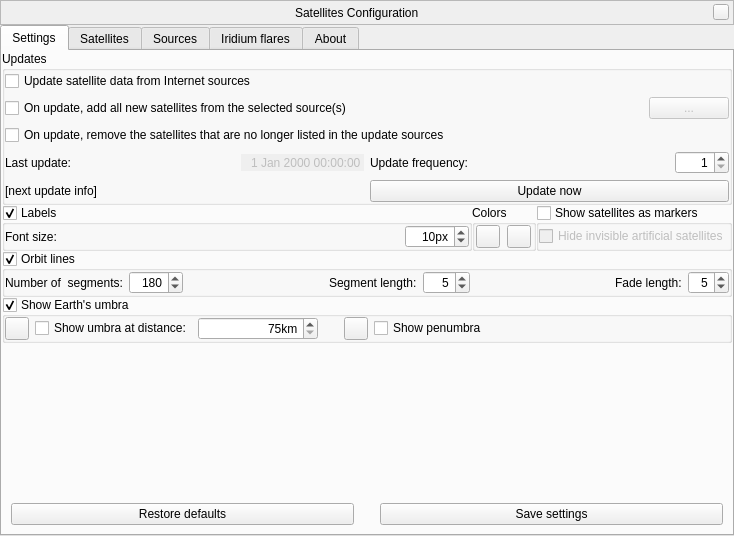
Above: plugins/Satellites/src/gui/satellitesDialog.ui from Stellarium/stellarium before the change. Below: the same form after it.
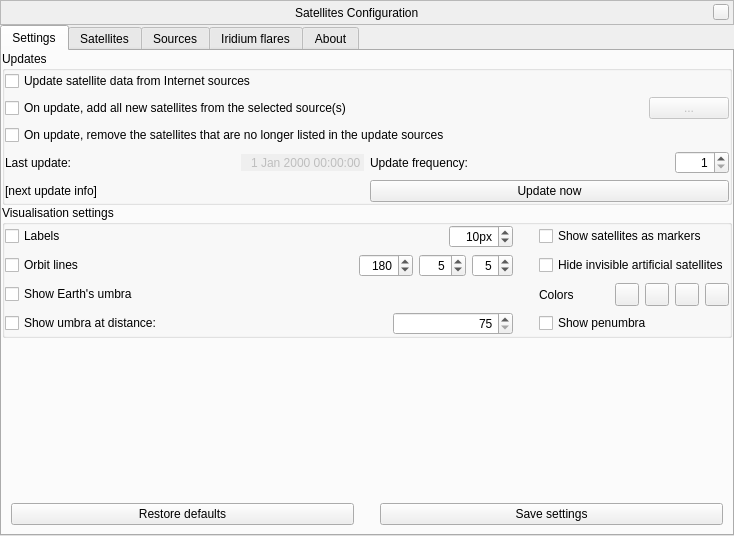
That is the form after the change. Icons and pictures are not drawn. Custom widgets are drawn as their Qt base class.

Diff of the .ui file:
```diff
--- a/plugins/Satellites/src/gui/satellitesDialog.ui
+++ b/plugins/Satellites/src/gui/satellitesDialog.ui
@@ -339,35 +339,46 @@
         </widget>
        </item>
        <item>
-        <layout class="QHBoxLayout" name="horizontalLayout_9">
-         <property name="spacing">
-          <number>0</number>
+        <widget class="QGroupBox" name="visualisationBox">
+         <property name="title">
+          <string>Visualisation settings</string>
          </property>
-         <item>
-          <widget class="QGroupBox" name="labelsGroup">
-           <property name="title">
-            <string>Labels</string>
-           </property>
-           <property name="flat">
-            <bool>true</bool>
-           </property>
-           <property name="checkable">
-            <bool>true</bool>
-           </property>
-           <layout class="QGridLayout" name="gridLayout_2">
-            <property name="leftMargin">
-             <number>0</number>
-            </property>
-            <property name="topMargin">
-             <number>0</number>
-            </property>
-            <property name="rightMargin">
-             <number>0</number>
-            </property>
-            <property name="bottomMargin">
-             <number>0</number>
-            </property>
-            <item row="1" column="2">
+         <layout class="QGridLayout" name="gridLayout_9">
+          <property name="leftMargin">
+           <number>0</number>
+          </property>
+          <property name="topMargin">
+           <number>0</number>
+          </property>
+          <property name="rightMargin">
+           <number>0</number>
+          </property>
+          <property name="bottomMargin">
+           <number>0</number>
+          </property>
+          <item row="0" column="0">
+           <layout class="QHBoxLayout" name="horizontalLayout_13">
+            <item>
+             <widget class="QCheckBox" name="labelsCheckBox">
+              <property name="text">
+               <string>Labels</string>
+              </property>
+             </widget>
+            </item>
+            <item>
+             <spacer name="horizontalSpacer_11">
+              <property name="orientation">
+               <enum>Qt::Horizontal</enum>
+              </property>
+              <property name="sizeHint" stdset="0">
+               <size>
+                <width>40</width>
+                <height>20</height>
+               </size>
+              </property>
+             </spacer>
+            </item>
+            <item>
              <widget class="QSpinBox" name="fontSizeSpinBox">
               <property name="sizePolicy">
                <sizepolicy hsizetype="Minimum" vsizetype="Fixed">
@@ -392,51 +403,18 @@
               </property>
              </widget>
             </item>
-            <item row="1" column="0">
-             <widget class="QLabel" name="label_10">
+           </layout>
+          </item>
+          <item row="2" column="2">
+           <layout class="QHBoxLayout" name="horizontalLayout_18">
+            <item>
+             <widget class="QLabel" name="label_2">
               <property name="text">
-               <string>Font size:</string>
-              </property>
-              <property name="buddy">
-               <cstring>fontSizeSpinBox</cstring>
+               <string>Colors</string>
               </property>
              </widget>
             </item>
-            <item row="1" column="1">
-             <spacer name="horizontalSpacer_3">
-              <property name="orientation">
-               <enum>Qt::Horizontal</enum>
-              </property>
-              <property name="sizeHint" stdset="0">
-               <size>
-                <width>40</width>
-                <height>20</height>
-               </size>
-              </property>
-             </spacer>
-            </item>
-           </layout>
-          </widget>
-         </item>
-         <item>
-          <widget class="QGroupBox" name="colorsGroup">
-           <property name="title">
-            <string>Colors</string>
-           </property>
-           <layout class="QGridLayout" name="gridLayout_6">
-            <property name="leftMargin">
-             <number>0</number>
-            </property>
-            <property name="topMargin">
-             <number>0</number>
-            </property>
-            <property name="rightMargin">
-             <number>0</number>
-            </property>
-            <property name="bottomMargin">
-             <number>0</number>
-            </property>
-            <item row="0" column="0">
+            <item>
              <widget class="QToolButton" name="invisibleColorButton">
               <property name="toolTip">
                <string>Color of markers, labels and orbits for invisible satellites</string>
@@ -446,7 +424,7 @@
               </property>
              </widget>
             </item>
-            <item row="0" column="1">
+            <item>
              <widget class="QToolButton" name="transitColorButton">
               <property name="toolTip">
                <string>Color of markers for satellites in transit through the Sun or the Moon</string>
@@ -456,72 +434,52 @@
               </property>
              </widget>
             </item>
+            <item>
+             <widget class="QToolButton" name="umbraColor">
+              <property name="toolTip">
+               <string>The color of Earth's umbra circle</string>
+              </property>
+             </widget>
+            </item>
+            <item>
+             <widget class="QToolButton" name="penumbraColor">
+              <property name="toolTip">
+               <string>The color of Earth's penumbra circle</string>
+              </property>
+             </widget>
+            </item>
            </layout>
-          </widget>
-         </item>
-         <item>
-          <widget class="QGroupBox" name="iconicGroup">
-           <property name="title">
-            <string>Show satellites as markers</string>
-           </property>
-           <property name="checkable">
-            <bool>true</bool>
-           </property>
-           <property name="checked">
-            <bool>false</bool>
-           </property>
-           <layout class="QGridLayout" name="gridLayout_4">
-            <property name="leftMargin">
-             <number>0</number>
+          </item>
+          <item row="0" column="2">
+           <widget class="QCheckBox" name="iconicCheckBox">
+            <property name="text">
+             <string>Show satellites as markers</string>
             </property>
-            <property name="topMargin">
-             <number>0</number>
-            </property>
-            <property name="rightMargin">
-             <number>0</number>
-            </property>
-            <property name="bottomMargin">
-             <number>0</number>
-            </property>
-            <item row="0" column="0">
-             <widget class="QCheckBox" name="hideInvisibleSatellites">
+           </widget>
+          </item>
+          <item row="1" column="0">
+           <layout class="QHBoxLayout" name="horizontalLayout_16">
+            <item>
+             <widget class="QCheckBox" name="orbitLinesCheckBox">
               <property name="text">
-               <string>Hide invisible artificial satellites</string>
+               <string>Orbit lines</string>
               </property>
              </widget>
             </item>
-           </layout>
-          </widget>
-         </item>
-        </layout>
-       </item>
-       <item>
-        <layout class="QHBoxLayout" name="horizontalLayout_14">
-         <item>
-          <widget class="QGroupBox" name="orbitLinesGroup">
-           <property name="title">
-            <string>Orbit lines</string>
-           </property>
-           <property name="flat">
-            <bool>true</bool>
-           </property>
-           <property name="checkable">
-            <bool>true</bool>
-           </property>
-           <layout class="QGridLayout" name="gridLayout_3">
-            <property name="leftMargin">
-             <number>0</number>
-            </property>
-            <property name="topMargin">
-             <number>0</number>
-            </property>
-            <property name="rightMargin">
-             <number>0</number>
-            </property>
-            <property name="bottomMargin">
-             <number>0</number>
-            </property>
-            <item row="0" column="1">
+            <item>
+             <spacer name="horizontalSpacer_13">
+              <property name="orientation">
+               <enum>Qt::Horizontal</enum>
+              </property>
+              <property name="sizeHint" stdset="0">
+               <size>
+                <width>40</width>
+                <height>20</height>
+               </size>
+              </property>
+             </spacer>
+            </item>
+            <item>
              <widget class="QSpinBox" name="orbitSegmentsSpin">
               <property name="toolTip">
                <string>Number of segments used to draw the line</string>
@@ -540,20 +498,7 @@
               </property>
              </widget>
             </item>
-            <item row="0" column="0">
-             <widget class="QLabel" name="label_5">
-              <property name="toolTip">
-               <string>Number of segments used to draw the line</string>
-              </property>
-              <property name="text">
-               <string>Number of  segments:</string>
-              </property>
-              <property name="buddy">
-               <cstring>orbitSegmentsSpin</cstring>
-              </property>
-             </widget>
-            </item>
-            <item row="0" column="4">
+            <item>
              <widget class="QSpinBox" name="orbitDurationSpin">
               <property name="toolTip">
                <string>Duration of a single segment in seconds</string>
@@ -572,59 +517,7 @@
               </property>
              </widget>
             </item>
-            <item row="0" column="3">
-             <widget class="QLabel" name="labelSegmentLength">
-              <property name="toolTip">
-               <string>Duration of a single segment</string>
-              </property>
-              <property name="text">
-               <string>Segment length:</string>
-              </property>
-              <property name="buddy">
-               <cstring>orbitDurationSpin</cstring>
-              </property>
-             </widget>
-            </item>
-            <item row="0" column="6">
-             <widget class="QLabel" name="label_6">
-              <property name="toolTip">
-               <string>Number of segments used to draw each end of the line</string>
-              </property>
-              <property name="text">
-               <string>Fade length:</string>
-              </property>
-              <property name="buddy">
-               <cstring>orbitFadeSpin</cstring>
-              </property>
-             </widget>
-            </item>
-            <item row="0" column="2">
-             <spacer name="horizontalSpacer_4">
-              <property name="orientation">
-               <enum>Qt::Horizontal</enum>
-              </property>
-              <property name="sizeHint" stdset="0">
-               <size>
-                <width>40</width>
-                <height>20</height>
-               </size>
-              </property>
-             </spacer>
-            </item>
-            <item row="0" column="5">
-             <spacer name="horizontalSpacer_5">
-              <property name="orientation">
-               <enum>Qt::Horizontal</enum>
-              </property>
-              <property name="sizeHint" stdset="0">
-               <size>
-                <width>40</width>
-                <height>20</height>
-               </size>
-              </property>
-             </spacer>
-            </item>
-            <item row="0" column="7">
+            <item>
              <widget class="QSpinBox" name="orbitFadeSpin">
               <property name="toolTip">
                <string>Number of segments used to draw each end of the line</string>
@@ -641,116 +534,90 @@
              </widget>
             </item>
            </layout>
-          </widget>
-         </item>
-        </layout>
-       </item>
-       <item>
-        <widget class="QGroupBox" name="umbraGroup">
-         <property name="title">
-          <string>Show Earth's umbra</string>
-         </property>
-         <property name="checkable">
-          <bool>true</bool>
-         </property>
-         <property name="checked">
-          <bool>true</bool>
-         </property>
-         <layout class="QGridLayout" name="gridLayout_8">
-          <property name="leftMargin">
-           <number>0</number>
-          </property>
-          <property name="topMargin">
-           <number>0</number>
-          </property>
-          <property name="rightMargin">
-           <number>0</number>
-          </property>
-          <property name="bottomMargin">
-           <number>0</number>
-          </property>
-          <item row="0" column="3">
-           <spacer name="horizontalSpacer_9">
-            <property name="orientation">
-             <enum>Qt::Horizontal</enum>
-            </property>
-            <property name="sizeType">
-             <enum>QSizePolicy::Fixed</enum>
-            </property>
-            <property name="sizeHint" stdset="0">
-             <size>
-              <width>20</width>
-              <height>20</height>
-             </size>
-            </property>
-           </spacer>
           </item>
-          <item row="0" column="2">
-           <widget class="QSpinBox" name="umbraDistance">
-            <property name="minimumSize">
-             <size>
-              <width>120</width>
-              <height>0</height>
-             </size>
-            </property>
-            <property name="alignment">
-             <set>Qt::AlignRight|Qt::AlignTrailing|Qt::AlignVCenter</set>
-            </property>
-            <property name="suffix">
-             <string>km</string>
-            </property>
-            <property name="minimum">
-             <number>75</number>
-            </property>
-            <property name="maximum">
-             <number>400000</number>
-            </property>
-           </widget>
-          </item>
-          <item row="0" column="5">
+          <item row="3" column="2">
            <widget class="QCheckBox" name="penumbraCheckBox">
             <property name="text">
              <string>Show penumbra</string>
             </property>
            </widget>
           </item>
-          <item row="0" column="4">
-           <widget class="QToolButton" name="penumbraColor">
-            <property name="toolTip">
-             <string>The color of Earth's penumbra ring</string>
+          <item row="1" column="2">
+           <widget class="QCheckBox" name="hideInvisibleSatellites">
+            <property name="text">
+             <string>Hide invisible artificial satellites</string>
             </property>
            </widget>
           </item>
+          <item row="3" column="0">
+           <layout class="QHBoxLayout" name="horizontalLayout_17">
+            <item>
+             <widget class="QCheckBox" name="umbraAtDistance">
+              <property name="toolTip">
+               <string>Distance to the center of umbra from Earth's surface (height of imagined satellite)</string>
+              </property>
+              <property name="text">
+               <string>Show umbra at distance:</string>
+              </property>
+             </widget>
+            </item>
+            <item>
+             <spacer name="horizontalSpacer_14">
+              <property name="orientation">
+               <enum>Qt::Horizontal</enum>
+              </property>
+              <property name="sizeHint" stdset="0">
+               <size>
+                <width>40</width>
+                <height>20</height>
+               </size>
+              </property>
+             </spacer>
+            </item>
+            <item>
+             <widget class="QSpinBox" name="umbraDistance">
+              <property name="minimumSize">
+               <size>
+                <width>120</width>
+                <height>0</height>
+               </size>
+              </property>
+              <property name="alignment">
+               <set>Qt::AlignRight|Qt::AlignTrailing|Qt::AlignVCenter</set>
+              </property>
+              <property name="minimum">
+               <number>75</number>
+              </property>
+              <property name="maximum">
+               <number>400000</number>
+              </property>
+             </widget>
+            </item>
+           </layout>
+          </item>
           <item row="0" column="1">
-           <widget class="QCheckBox" name="umbraAtDistance">
-            <property name="toolTip">
-             <string>Distance to the center of umbra from Earth's surface (height of imagined satellite)</string>
-            </property>
-            <property name="text">
-             <string>Show umbra at distance:</string>
-            </property>
-           </widget>
-          </item>
-          <item row="0" column="0">
-           <widget class="QToolButton" name="umbraColor">
-            <property name="toolTip">
-             <string>The color of Earth's umbra ring</string>
-            </property>
-           </widget>
-          </item>
-          <item row="0" column="6">
-           <spacer name="horizontalSpacer_10">
+           <spacer name="horizontalSpacer_12">
             <property name="orientation">
              <enum>Qt::Horizontal</enum>
             </property>
+            <property name="sizeType">
+             <enum>QSizePolicy::Fixed</enum>
+            </property>
             <property name="sizeHint" stdset="0">
              <size>
-              <width>40</width>
+              <width>20</width>
               <height>20</height>
              </size>
             </property>
            </spacer>
           </item>
+          <item row="2" column="0">
+           <widget class="QCheckBox" name="umbraCheckBox">
+            <property name="text">
+             <string>Show Earth's umbra</string>
+            </property>
+           </widget>
+          </item>
          </layout>
         </widget>
        </item>
```
Left out of the diff: 18 changed lines with no effect on the pictures.
